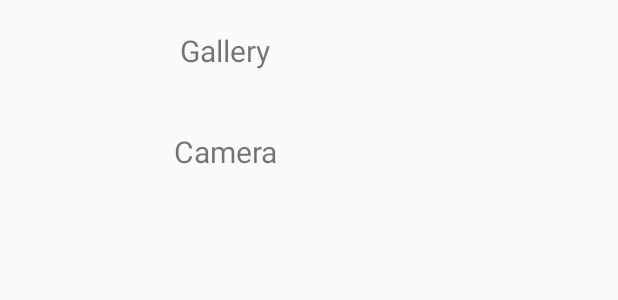
After one commit to itzikal/HappyBirthday, an Android app: the layout dialog_choose_source.xml on its own in the app's theme, with its tools: preview values and no code run, on a phone screen of 412 x 824 dp. The commit adds this screen. Shown: the top 300 px of the screen. Run offline under Robolectric (Android 15) with nearby library versions, the phone set to English and light mode, and no system bars.

Commit message:
show Image source Dialog

```diff
--- /dev/null
+++ b/app/src/main/res/layout/dialog_choose_source.xml
@@ -0,0 +1,24 @@
+<?xml version="1.0" encoding="utf-8"?>
+<LinearLayout xmlns:android="http://schemas.android.com/apk/res/android"
+              android:layout_width="300dp"
+              android:layout_height="wrap_content"
+              android:orientation="vertical">
+
+    <TextView
+        android:textSize="20dp"
+        android:padding="20dp"
+        android:gravity="center"
+        android:id="@+id/from_gallery"
+        android:layout_width="match_parent"
+        android:layout_height="wrap_content"
+        android:text="@string/from_gallery"/>
+
+    <TextView
+        android:id="@+id/from_camera"
+        android:textSize="20dp"
+        android:padding="20dp"
+        android:gravity="center"
+        android:layout_width="match_parent"
+        android:layout_height="wrap_content"
+        android:text="@string/from_camera"/>
+</LinearLayout>
--- a/app/src/main/res/values/strings.xml
+++ b/app/src/main/res/values/strings.xml
@@ -3,4 +3,7 @@
     <string name="your_name">Enter name</string>
     <string name="enter_birthday">Enter Birthday</string>
     <string name="show_birthday_screen">Show birthday screen</string>
+    <string name="from_gallery">Gallery</string>
+    <string name="from_camera">Camera</string>
+    <string name="select_photo_using">Select photo using</string>
 </resources>
```
Also changed, not shown: app/src/main/java/com/alkotzer/itzik/happybirthday/mainActivity/MainActivity.java (+141 -1 lines).
